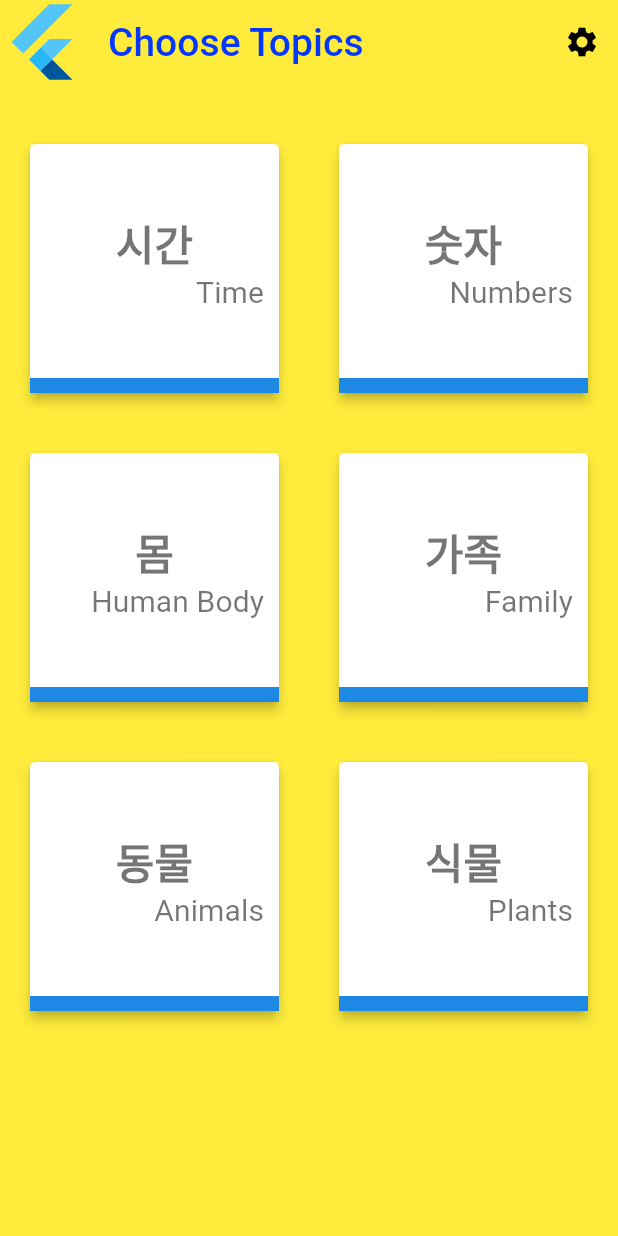
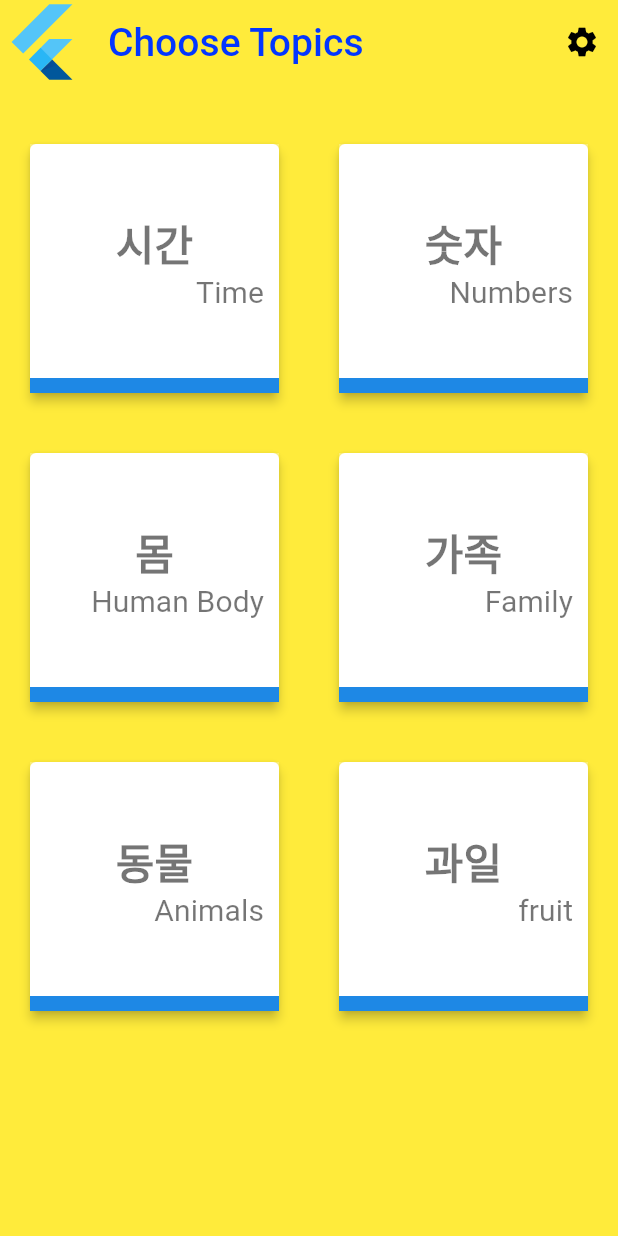
Before and after one commit to yuljlee/flashcards_kr, a Flutter app: the screen it shows after launch, on a phone screen of 412 x 824 dp. Run offline on Flutter 3.47's test engine with Material 2 defaults, Android fonts, the phone set to English and light mode, and no system bars; our stand-ins replace flip_card, flutter_swiper, flutter_tts; Roboto replaces fonts that are missing (Rubik).

Commit message:
feat: Add card data

```diff
--- a/lib/ui/cardlist.dart
+++ b/lib/ui/cardlist.dart
@@ -170,7 +170,7 @@ class CardList extends StatelessWidget {
                               tooltip: 'Listen!',
                               splashColor: Colors.purple,
                               onPressed: () {
-                                print('IconButton is pressed');
+                                print('IconButton is clicked');
                                 _speak(category.korWord[id]);
                               }
                            ),
--- a/lib/ui/home.dart
+++ b/lib/ui/home.dart
@@ -142,81 +142,57 @@ class Home extends StatelessWidget {
     '토요일',
     '일요일',], 4);
 
-  final Topic animal = new Topic(5, '동물', 'Animals', ["일월",
-    "이월",
-    "삼월",
-    "사월",
-    "오월",
-    '유월',
-    '칠월',
-    '팔월',
-    '구월',
-    '시월',
-    '십일월',
-    '십이월',
-    '월요일',
-    '화요일',
-    '수요일',
-    '목요일',
-    '금요일',
-    '토요일',
-    '일요일',], ["일월",
-    "이월",
-    "삼월",
-    "사월",
-    "오월",
-    '유월',
-    '칠월',
-    '팔월',
-    '구월',
-    '시월',
-    '십일월',
-    '십이월',
-    '월요일',
-    '화요일',
-    '수요일',
-    '목요일',
-    '금요일',
-    '토요일',
-    '일요일',], 5);
+  final Topic animal = new Topic(5, '동물', 'Animals', ['사자',
+    '호랑이',
+    '고양이',
+    '개',
+    '오리',
+    '닭',
+    '말',
+    '돼지',
+    '독수리',
+    '뱀',
+    '원숭이',
+    '코끼리',
+    '기린',
+    '고래',
+    '돌고래',
+    '상어',
+    '물개',
+    '캥거루',
+    '코알라',], ['lion',
+    'tiger',
+    'cat',
+    'dog',
+    'duck',
+    'hen',
+    'horse',
+    'pig',
+    'eagle',
+    'snake',
+    'monkey',
+    'elephant',
+    'giraffe',
+    'whale',
+    'dolphin',
+    'shark',
+    'seal',
+    'kanguru',
+    'koala',], 5);
 
-  final Topic plant = new Topic(6, '식물', 'Plants', ["일월",
-    "이월",
-    "삼월",
-    "사월",
-    "오월",
-    '유월',
-    '칠월',
-    '팔월',
-    '구월',
-    '시월',
-    '십일월',
-    '십이월',
-    '월요일',
-    '화요일',
-    '수요일',
-    '목요일',
-    '금요일',
-    '토요일',
-    '일요일',], ["일월",
-    "이월",
-    "삼월",
-    "사월",
-    "오월",
-    '유월',
-    '칠월',
-    '팔월',
-    '구월',
-    '시월',
-    '십일월',
-    '십이월',
-    '월요일',
-    '화요일',
-    '수요일',
-    '목요일',
-    '금요일',
-    '토요일',
-    '일요일',], 6);
+  final Topic plant = new Topic(6, '과일', 'fruit', ['사과',
+    '배',
+    '딸기',
+    '복숭아',
+    '바나나',
+    '수박',
+    '참외',], ['apple',
+    'pear',
+    'strawberry',
+    'peach',
+    'banana',
+    'watermelon',
+    'oriental melon',], 6);
 
   Widget _renderCard(context, int id) {
     //List category = ['시간', '숫자', '몸', '가족', '동물', '식물'];
```
Also changed, not shown: lib/main.dart (line endings or trailing spaces).
